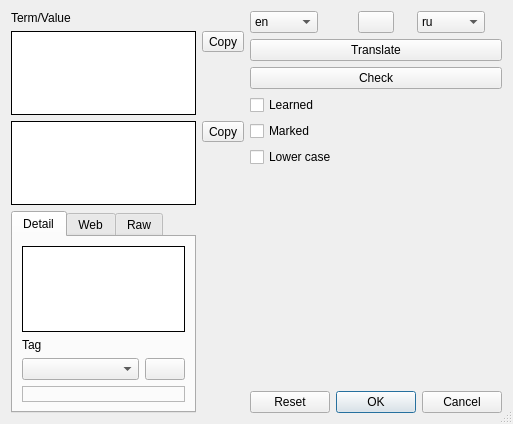
First picture: the form in Forms/WordEditor.ui, repository skynowa/iTeacher, before the edit.
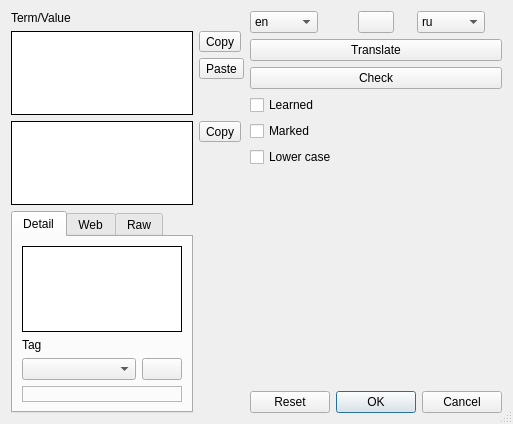
Second picture: the form after the edit. Icons and pictures are not drawn.

Commit message: WordEditor: add action buttons

```diff
--- a/Forms/WordEditor.ui
+++ b/Forms/WordEditor.ui
@@ -216,6 +216,13 @@
        </property>
       </widget>
      </item>
+     <item row="2" column="1">
+      <widget class="QToolButton" name="tbtnTermPaste">
+       <property name="text">
+        <string>Paste</string>
+       </property>
+      </widget>
+     </item>
     </layout>
    </item>
    <item row="0" column="1">
```
Left out of the diff: 3 changed lines with no effect on the pictures. The commit also changes 2 other files.
